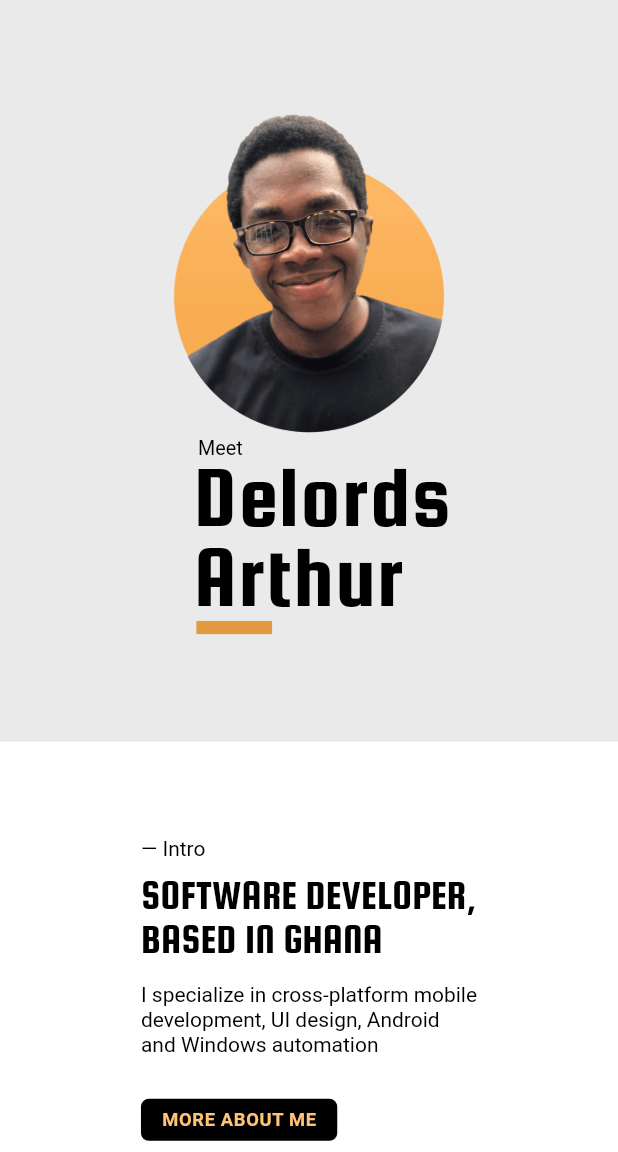
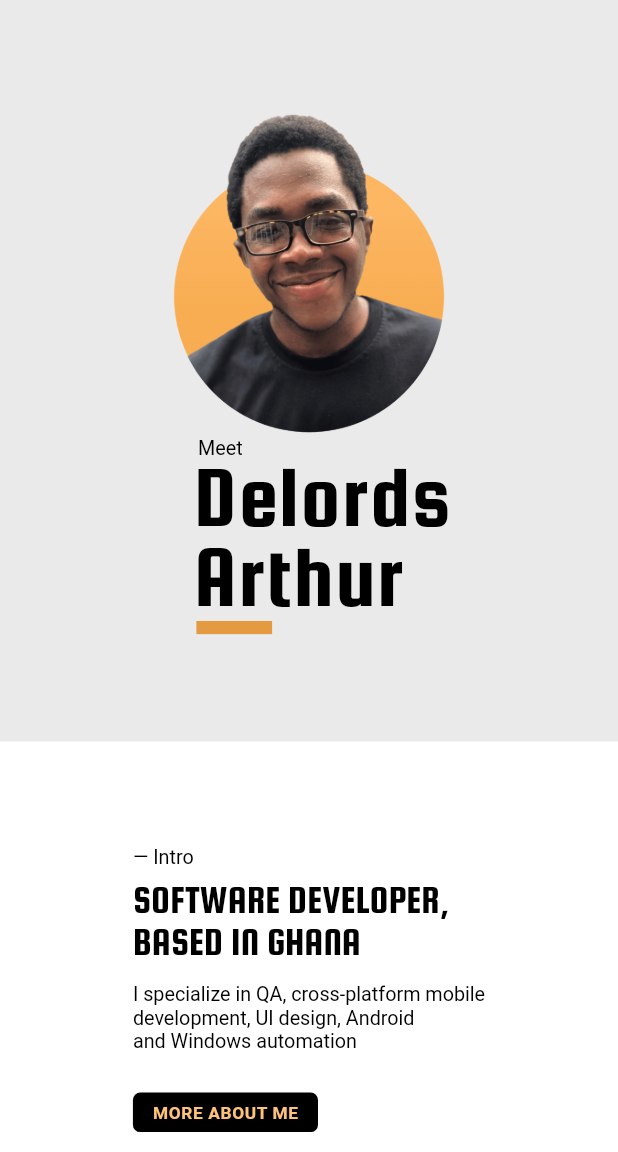
Before and after one commit to thearthurdev/arthurdev, a Flutter app: the screen it shows after launch, on a phone screen of 412 x 824 dp, the part 84-1236 px from its top. Run offline on Flutter 3.47's test engine with Material 2 defaults, Android fonts, the phone set to English and light mode, and no system bars; our stand-ins replace flutter_svg; missing offline and left inert: system_theme; Roboto replaces fonts that are missing (Sen).

Commit message:
updated resume link, UI fixes

```diff
--- a/lib/sections/intro_details_section.dart
+++ b/lib/sections/intro_details_section.dart
@@ -44,7 +44,7 @@ class IntroDetailsSection extends StatelessWidget {
                 opacity: 0.02,
                 child: Icon(
                   Icons.person,
-                  color: kPrimaryTextColorLight(context),
+                  color: kPrimaryTextColorDark(context),
                   size: 800.0,
                 ),
               ),
--- a/lib/sections/intro_info_section.dart
+++ b/lib/sections/intro_info_section.dart
@@ -25,7 +25,7 @@ class IntroInfoSection extends StatelessWidget {
               sectionTitle: 'Intro',
               heading: 'Software Developer,\nbased in Ghana',
               body:
-                  'I specialize in cross-platform mobile\ndevelopment, UI design, Android\nand Windows automation',
+                  'I specialize in QA, cross-platform mobile\ndevelopment, UI design, Android\nand Windows automation',
               actionText: 'More about me',
               onActionTap: () async {
                 Uri url = kResumeURL;
--- a/lib/sections/job_details_section.dart
+++ b/lib/sections/job_details_section.dart
@@ -43,7 +43,7 @@ class _JobDetailsSectionState extends State<JobDetailsSection> {
                 opacity: 0.02,
                 child: Icon(
                   Icons.work,
-                  color: kPrimaryTextColorLight(context),
+                  color: kPrimaryTextColorDark(context),
                   size: kIsDesktop(context) ? 600.0 : 400.0,
                 ),
               ),
--- a/lib/sections/job_info_section.dart
+++ b/lib/sections/job_info_section.dart
@@ -25,7 +25,7 @@ class JobInfoSection extends StatelessWidget {
             InfoActionWidget(
               sectionTitle: 'Job',
               heading: 'Impressed?\nGive me a job',
-              body: 'I am looking for a part-time job\nor a freelance project',
+              body: 'I am open to new challenges\nand expanding my portfolio',
               actionText: 'Email me',
               onActionTap: () async {
                 Uri url = Uri.parse('$kEmailURL?subject=Job Offer');
--- a/lib/utils/consts.dart
+++ b/lib/utils/consts.dart
@@ -63,7 +63,7 @@ Uri kPlayaTwitterURL =
     Uri.parse('https://twitter.com/_DeeArthur/status/1356754726809960449');
 Uri kBlogRSSURL = Uri.parse('https://blog.thearthur.dev/rss.xml');
 Uri kResumeURL = Uri.parse(
-    'https://docs.google.com/document/d/1a5JzACnhgusFIQYJzqKSFp4eWOEf7QlSmtY818kgrO0/edit?usp=sharing');
+    'https://docs.google.com/document/d/1wYnZlZs0scGB4KkX5P6T9cRVtwOGc2V3/edit?usp=sharing');
 
 List<Uri> kBlogPostURLs = [
   Uri.parse(
--- a/lib/views/mobwear_portfolio_view.dart
+++ b/lib/views/mobwear_portfolio_view.dart
@@ -24,7 +24,7 @@ class MobWearPortfolioView extends StatelessWidget {
               opacity: 0.02,
               child: Icon(
                 Icons.phone_android_rounded,
-                color: kPrimaryTextColorLight(context),
+                color: kPrimaryTextColorDark(context),
                 size: 800.0,
               ),
             ),
--- a/lib/views/more_soon_portfolio_view.dart
+++ b/lib/views/more_soon_portfolio_view.dart
@@ -23,7 +23,7 @@ class MoreSoonPortfolioView extends StatelessWidget {
               opacity: 0.02,
               child: Icon(
                 Icons.library_add_rounded,
-                color: kPrimaryTextColorLight(context),
+                color: kPrimaryTextColorDark(context),
                 size: 800.0,
               ),
             ),
--- a/lib/views/playa_portfolio_view.dart
+++ b/lib/views/playa_portfolio_view.dart
@@ -24,7 +24,7 @@ class PlayaPortfolioView extends StatelessWidget {
               opacity: 0.02,
               child: Icon(
                 Icons.play_circle_outline_rounded,
-                color: kPrimaryTextColorLight(context),
+                color: kPrimaryTextColorDark(context),
                 size: 800.0,
               ),
             ),
--- a/lib/views/sneak_peak_portfolio_view.dart
+++ b/lib/views/sneak_peak_portfolio_view.dart
@@ -24,7 +24,7 @@ class SneakPeakPortfolioView extends StatelessWidget {
               opacity: 0.02,
               child: Icon(
                 Icons.shopping_cart_outlined,
-                color: kPrimaryTextColorLight(context),
+                color: kPrimaryTextColorDark(context),
                 size: 600.0,
               ),
             ),
--- a/lib/widgets/hashnode_logo.dart
+++ b/lib/widgets/hashnode_logo.dart
@@ -19,7 +19,7 @@ class HashnodeLogo extends StatelessWidget {
           width: size ?? 600.0,
           height: size ?? 600.0,
           decoration: BoxDecoration(
-            color: kPrimaryTextColorLight(context),
+            color: kPrimaryTextColorDark(context),
             borderRadius:
                 BorderRadius.circular(size != null ? size * 0.15 : 100.0),
           ),
```
Also changed, not shown: pubspec.lock, 1 other file.
